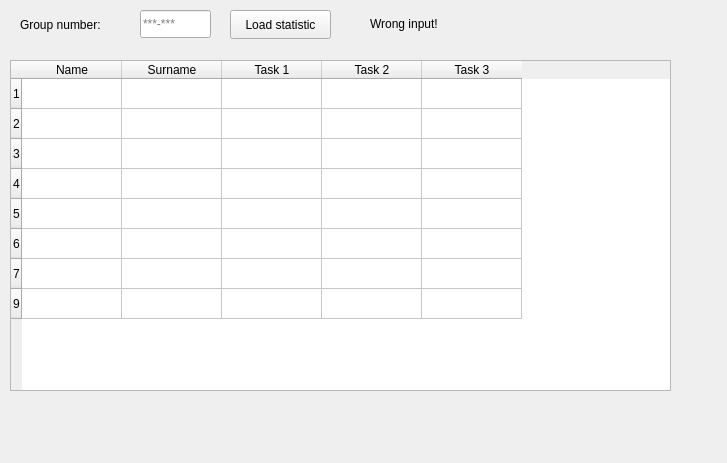
The window that ClientAndWindowsInOne/form_statistic_teacher.ui (Teka-a/ser) describes before a commit, drawn with Qt 5.
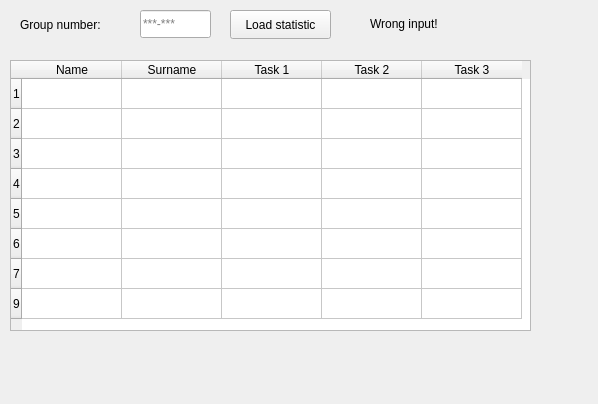
The same window after the commit.

```diff
--- a/ClientAndWindowsInOne/form_statistic_teacher.ui
+++ b/ClientAndWindowsInOne/form_statistic_teacher.ui
@@ -6,8 +6,8 @@
    <rect>
     <x>0</x>
     <y>0</y>
-    <width>727</width>
-    <height>463</height>
+    <width>598</width>
+    <height>404</height>
    </rect>
   </property>
   <property name="windowTitle">
@@ -18,10 +18,16 @@
     <rect>
      <x>10</x>
      <y>60</y>
-     <width>661</width>
-     <height>331</height>
+     <width>521</width>
+     <height>271</height>
     </rect>
    </property>
+   <property name="minimumSize">
+    <size>
+     <width>521</width>
+     <height>0</height>
+    </size>
+   </property>
    <row>
     <property name="text">
      <string>1</string>
```
